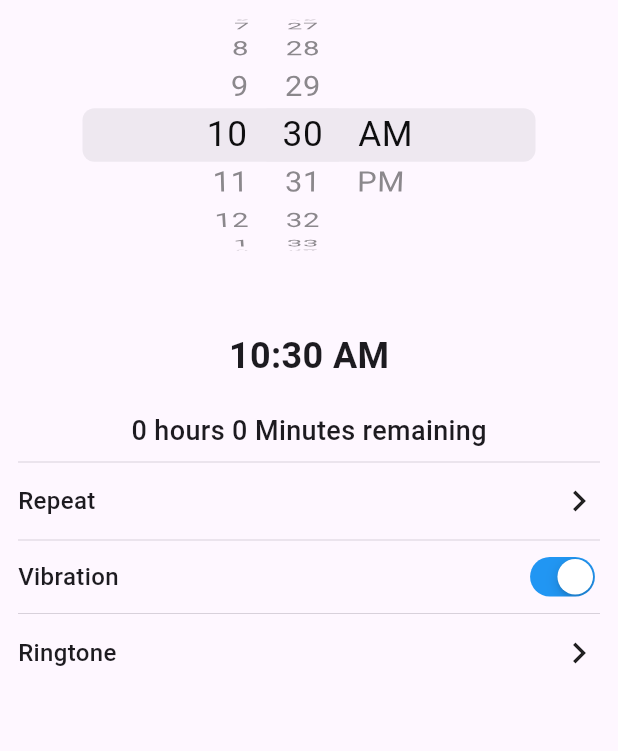
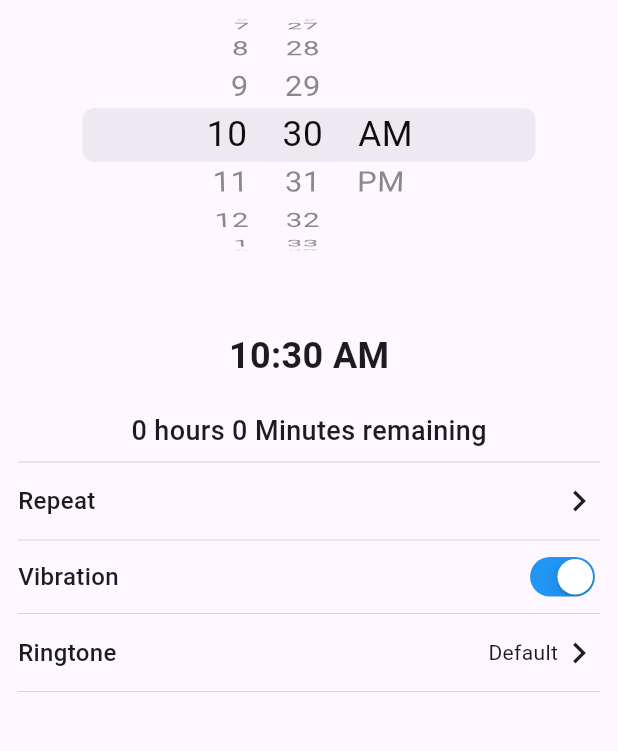
Before and after one commit to wahidmurad1/Alarm-App, a Flutter app: the AlarmDetailsPage screen opened directly, on a phone screen of 412 x 824 dp, the part 84-835 px from its top. Run offline on Flutter 3.47's test engine with Material 2 defaults, Android fonts, the phone set to English and light mode, and no system bars; our stand-ins replace flutter_local_notifications, flutter_riverpod.

Commit message:
alarm details view

```diff
--- a/lib/alarm_change_notifier.dart
+++ b/lib/alarm_change_notifier.dart
@@ -28,6 +28,7 @@ class AlarmChangeNotifier extends ChangeNotifier {
   final switchProvider = StateProvider.family<bool, int>((ref, index) => true);
   final vibrationSwitchProvider = StateProvider<bool>((ref) => true);
   final checkBoxProvider = StateProvider.family<bool, int>((ref, index) => false);
+  final customDaysActionProvider = StateProvider.family<String, int>((ref, index) => '');
   final alarmActionSelect = StateProvider<String>((ref) => '');
   final tempAlarmActionSelect = StateProvider<String>((ref) => '');
 }
--- a/lib/alarm_details_page.dart
+++ b/lib/alarm_details_page.dart
@@ -101,12 +101,15 @@ class AlarmDetailsPage extends ConsumerWidget {
                       Navigator.pop(context);
                     } else {
                       ref.read(alarmChangeNotifier.tempAlarmActionSelect.notifier).state = ref.watch(alarmChangeNotifier.alarmActionSelect);
+                      Navigator.pop(context);
                       commonBottomSheet(
                         context: context,
                         onPressCloseButton: () {
                           Navigator.pop(context);
                         },
-                        onPressRightButton: () {},
+                        onPressRightButton: () {
+                          Navigator.pop(context);
+                        },
                         content: const CustomAlarmShow(),
                         rightText: 'Done',
                         title: 'Custom Alarm',
@@ -170,7 +173,6 @@ class AlarmDetailsPage extends ConsumerWidget {
                             onChanged: (value) {
                               ref.read(alarmChangeNotifier.vibrationSwitchProvider.notifier).state = value;
                             },
-                            // activeTrackColor: Colors.blue,
                           ),
                         ),
                       );
@@ -185,21 +187,27 @@ class AlarmDetailsPage extends ConsumerWidget {
                 thickness: 0.5,
               ),
             ),
-            Padding(
-              padding: const EdgeInsets.symmetric(horizontal: 12, vertical: 4),
+            const Padding(
+              padding: EdgeInsets.symmetric(horizontal: 12, vertical: 4),
               child: Row(
                 children: [
-                  const Text(
+                  Text(
                     'Ringtone',
                     style: TextStyle(fontSize: 16, fontWeight: FontWeight.w500),
                   ),
-                  const Spacer(),
-                  ref.watch(alarmChangeNotifier.alarmActionSelect) != "" ? Text(ref.watch(alarmChangeNotifier.alarmActionSelect)) : const SizedBox(),
-                  const Icon(
+                  Spacer(),
+                  Text('Default'),
+                  Icon(
                     Icons.keyboard_arrow_right_outlined,
                     size: 28,
                   )
                 ],
+              ),
+            ),
+            const Padding(
+              padding: EdgeInsets.symmetric(horizontal: 12),
+              child: Divider(
+                thickness: 0.5,
               ),
             ),
           ],
@@ -288,7 +296,8 @@ class CustomAlarmShow extends ConsumerWidget {
                     final checkBoxState = ref.watch(alarmChangeNotifier.checkBoxProvider(index));
                     return Checkbox(
                         value: checkBoxState,
-                        checkColor: cPrimaryColor,
+                        checkColor: cWhiteColor,
+                        activeColor: cPrimaryColor,
                         onChanged: (value) {
                           // ref.read(alarmChangeNotifier.checkBoxProvider.notifier).state = value;
                           // ref.read(alarmChangeNotifier.checkBoxProvider);
@@ -296,7 +305,9 @@ class CustomAlarmShow extends ConsumerWidget {
                         });
                   },
                 ),
-                itemColor: ref.watch(alarmChangeNotifier.tempAlarmActionSelect) == alarmChangeNotifier.customDays[index] ? cPrimaryTint3Color : cWhiteColor,
+                itemColor: ref.watch(alarmChangeNotifier.customDaysActionProvider(index).notifier).state == alarmChangeNotifier.customDays[index]
+                    ? cPrimaryTint3Color
+                    : cWhiteColor,
                 onPressed: () {
                   // ref.read(alarmChangeNotifier.tempAlarmActionSelect.notifier).state = alarmChangeNotifier.customDays[index];
                   // if (ref.read(alarmChangeNotifier.tempAlarmActionSelect.notifier).state == '') {
```
